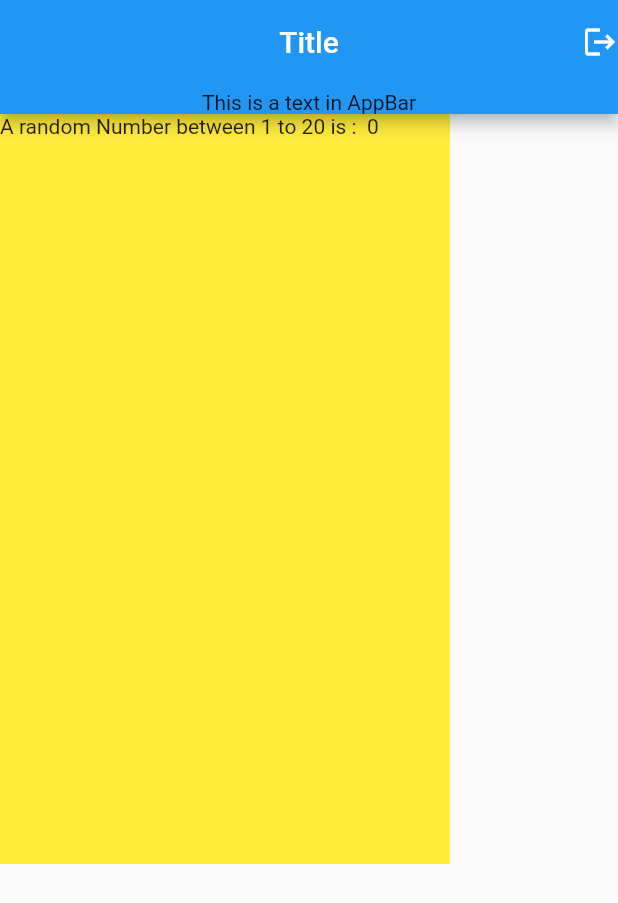
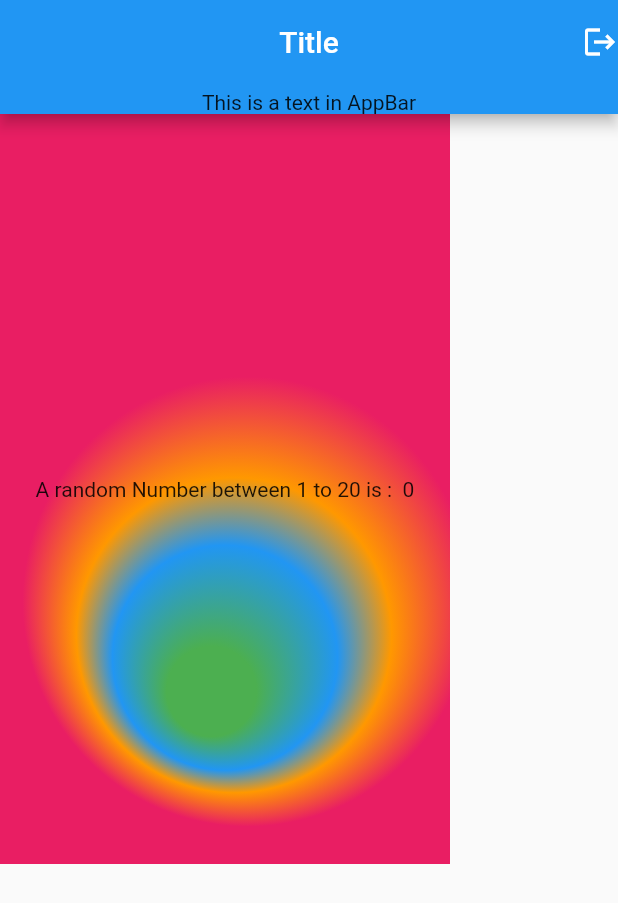
Before and after one commit to Awaizkazi/intro_to_flutter, a Flutter app: the screen it shows after launch, on a phone screen of 412 x 824 dp. Shown: the top 903 px of the screen. Run offline on Flutter 3.47's test engine with Material 2 defaults, Android fonts, the phone set to English and light mode, and no system bars.

Commit message:
in progress

```diff
--- a/lib/second_file.dart
+++ b/lib/second_file.dart
@@ -1,5 +1,6 @@
 import 'dart:math';
 import 'package:flutter/material.dart';
+import 'package:intro_to_flutter/util.dart';
 
 class SecondFile extends StatelessWidget {
   const SecondFile({super.key});
@@ -11,9 +12,23 @@ class SecondFile extends StatelessWidget {
       child: Container(
         height: 500.0,
         width: 300.0,
-        child: Text(
-          generateRandomNumbers(),
-          textDirection: TextDirection.ltr,
+        alignment: Alignment(0, 0),
+        decoration: const BoxDecoration(
+          gradient: RadialGradient(
+            colors: [Colors.green, Colors.blue, Colors.orange, Colors.pink],
+            stops: [0.2, 0.5, 0.7, 1.0],
+            center: Alignment(0.1, 0.3),
+            focal: Alignment(-0.1, 0.6),
+          ),
+        ),
+        child: GestureDetector(
+          onTap: (() {
+            final message = SnackBar(content: Text('This is a SnackBar '));
+          }),
+          child: Text(
+            generateRandomNumbers(),
+            textDirection: TextDirection.ltr,
+          ),
         ),
       ),
     );
--- a/lib/util.dart
+++ b/lib/util.dart
@@ -1,5 +1,5 @@
 import 'package:flutter/material.dart';
 
 var colorPurple = Colors.purple;
-var darkPurpleColor = Color(0xff880E4F);
+const darkPurpleColor = Color(0xff880E4F);
 var lightPurpleColor = Colors.purple[300];
```
